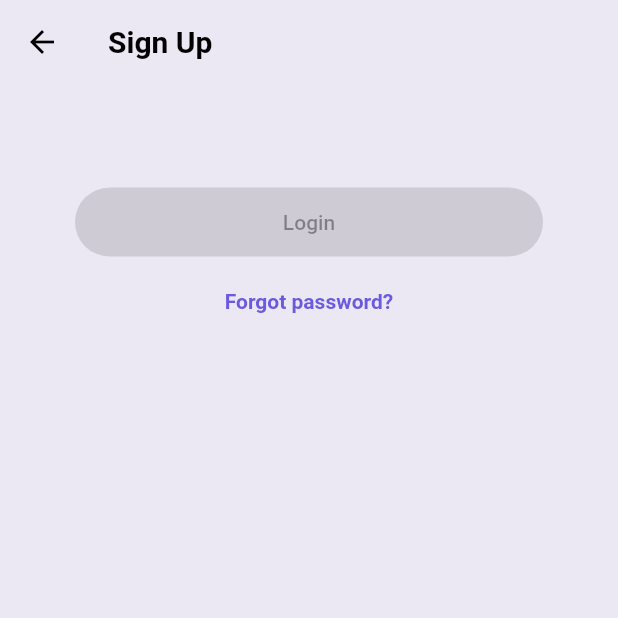
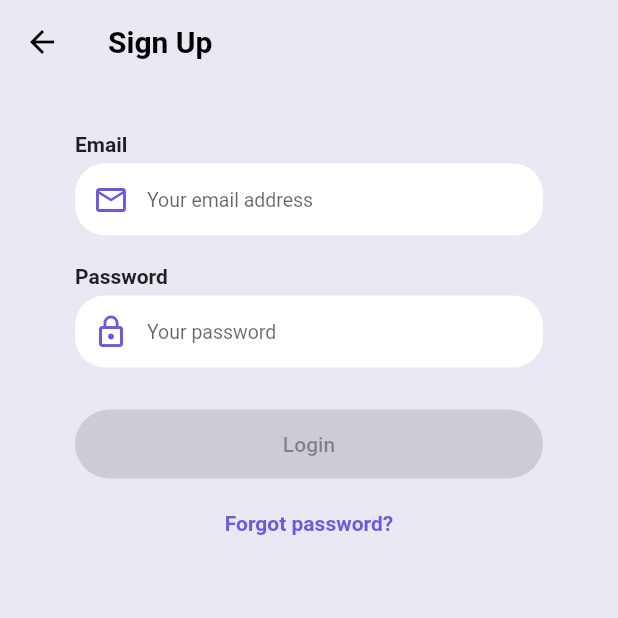
Before and after one commit to Maksim-creator/quiz-app-flutter, a Flutter app: the LoginScreen screen opened directly, on a phone screen of 412 x 824 dp, the top half of it. Run offline on Flutter 3.47's test engine with Material 2 defaults, Android fonts, the phone set to English and light mode, and no system bars; our stand-ins replace bloc, flutter_bloc, flutter_svg, lottie; missing offline and left inert: flutter_device_type.

Commit message:
login screen

```diff
--- /dev/null
+++ b/lib/api/entities.dart
@@ -0,0 +1,34 @@
+class UserData {
+  String email;
+  String token;
+  String name;
+  dynamic data;
+  String avatar;
+
+  UserData(
+      {required this.email,
+      required this.name,
+      required this.token,
+      required this.data,
+      required this.avatar});
+}
+
+class UserGameData {
+  int level;
+  int totalExperience;
+  int rank;
+  int balance;
+
+  UserGameData(
+      {required this.balance,
+      required this.level,
+      required this.rank,
+      required this.totalExperience});
+}
+
+class Error {
+  int statusCode;
+  String message;
+
+  Error({required this.message, required this.statusCode});
+}
--- /dev/null
+++ b/lib/featrures/auth/cubit/auth_state.dart
@@ -0,0 +1,7 @@
+part of 'auth_cubit.dart';
+
+class AuthState {
+  UserData userData;
+
+  AuthState({required this.userData});
+}
--- /dev/null
+++ b/lib/featrures/user/screens/UserProfile.dart
@@ -0,0 +1,9 @@
+import 'package:flutter/material.dart';
+
+class UserProfile extends StatelessWidget {
+  Widget build(BuildContext context) {
+    return Scaffold(
+      body: Text('user profile screen'),
+    );
+  }
+}
--- a/lib/main.dart
+++ b/lib/main.dart
@@ -1,5 +1,7 @@
 import 'package:flutter/material.dart';
+import 'package:flutter_bloc/flutter_bloc.dart';
 import 'package:quizz_app/assets/colors.dart';
+import 'package:quizz_app/featrures/auth/cubit/auth_cubit.dart';
 import 'featrures/auth/screens/InitialScreen.dart';
 
 void main() {
@@ -7,11 +9,13 @@ void main() {
 }
 
 class MyApp extends StatelessWidget {
-  const MyApp({super.key});
+  const MyApp({Key? key}) : super(key: key);
 
   @override
   Widget build(BuildContext context) {
-    return MaterialApp(
+    return BlocProvider<AuthCubit>(
+      create: (context) => AuthCubit(),
+      child: MaterialApp(
         title: 'Flutter Demo',
         home: Navigator(
           pages: const [MaterialPage(child: InitialScreen())],
@@ -20,6 +24,7 @@ class MyApp extends StatelessWidget {
           },
         ),
         theme: ThemeData(scaffoldBackgroundColor: ColorConstants.violet),
+      ),
     );
   }
 }
--- /dev/null
+++ b/lib/widgets/TextInput.dart
@@ -0,0 +1,70 @@
+import 'package:flutter/material.dart';
+import 'package:quizz_app/assets/colors.dart';
+
+class TextInput extends StatefulWidget {
+  final String hintText;
+  final String label;
+  final IconData prefixIcon;
+  final TextEditingController controller;
+  final bool? isPassword;
+
+  const TextInput(
+      {super.key,
+      required this.hintText,
+      required this.label,
+      required this.prefixIcon,
+      required this.controller,
+      this.isPassword});
+
+  @override
+  State<TextInput> createState() => TextInputState();
+}
+
+class TextInputState extends State<TextInput> {
+  @override
+  void initState() {
+    super.initState();
+  }
+
+  @override
+  void dispose() {
+    widget.controller.dispose();
+    super.dispose();
+  }
+
+  @override
+  Widget build(BuildContext context) {
+    return Column(
+      crossAxisAlignment: CrossAxisAlignment.start,
+      children: [
+        Padding(
+          padding: const EdgeInsets.symmetric(horizontal: 0, vertical: 5),
+          child: Text(
+            widget.label,
+            style: const TextStyle(fontWeight: FontWeight.w700),
+          ),
+        ),
+        Flexible(
+            child: TextField(
+          controller: widget.controller,
+          obscureText: widget.isPassword ?? false,
+          cursorColor: ColorConstants.violet,
+          decoration: InputDecoration(
+              prefixIcon: Icon(
+                widget.prefixIcon,
+                color: ColorConstants.violet,
+              ),
+              border: OutlineInputBorder(
+                  borderRadius: BorderRadius.circular(20),
+                  borderSide: BorderSide.none),
+              hintStyle: const TextStyle(fontSize: 13),
+              hintText: widget.hintText,
+              filled: true,
+              contentPadding: const EdgeInsets.all(10),
+              fillColor: Colors.white),
+          style: const TextStyle(fontSize: 14),
+        ))
+      ],
+    );
+  }
+}
--- a/pubspec.yaml
+++ b/pubspec.yaml
@@ -39,6 +39,8 @@ dependencies:
   lottie: ^2.2.0
   flutter_svg: ^1.1.6
   flutter_device_type: ^0.4.0
+  http: ^0.13.5
+  flutter_bloc: ^8.1.1
 
 dev_dependencies:
   flutter_test:
```
Also changed, not shown: pubspec.lock. Lines whose indentation alone changed are shown as unchanged.
